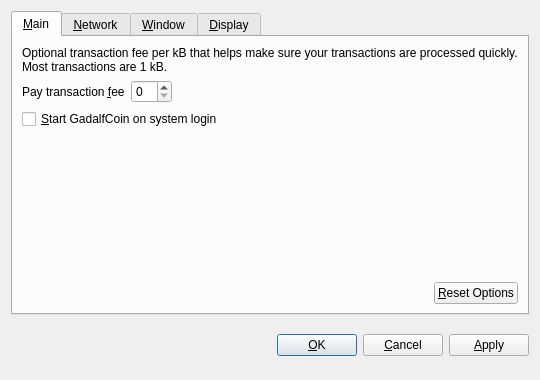
Before: the Qt Designer form src/qt/forms/optionsdialog.ui in Vintryplc/Gandalfcoins, drawn with Qt 5.
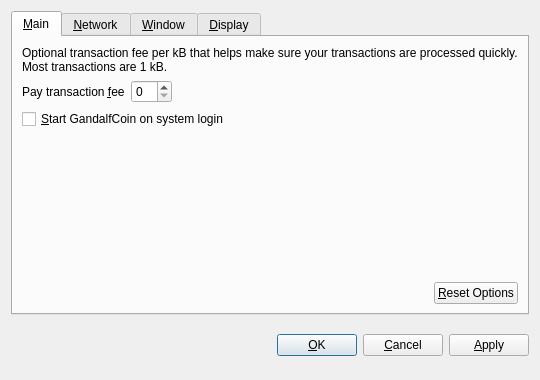
After: the same form once the commit is applied. Custom widgets are drawn as their Qt base class.

```diff
--- a/src/qt/forms/optionsdialog.ui
+++ b/src/qt/forms/optionsdialog.ui
@@ -82,7 +82,7 @@
           <string>Automatically start GadalfCoin after logging in to the system.</string>
          </property>
          <property name="text">
-          <string>&amp;Start GadalfCoin on system login</string>
+          <string>&amp;Start GandalfCoin on system login</string>
          </property>
         </widget>
        </item>
```
Left out of the diff: 10 changed lines with no effect on the pictures.
